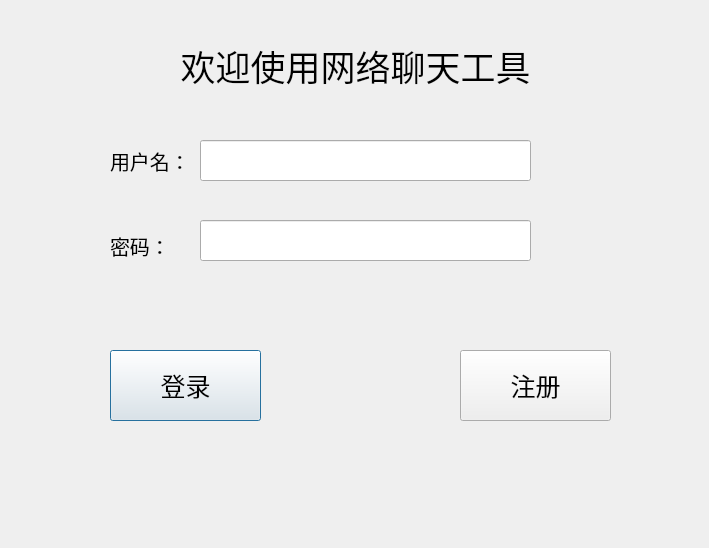
First picture: the form in second_client/client.ui, repository SSStea/Computer-Network-Course-Design, before the edit.
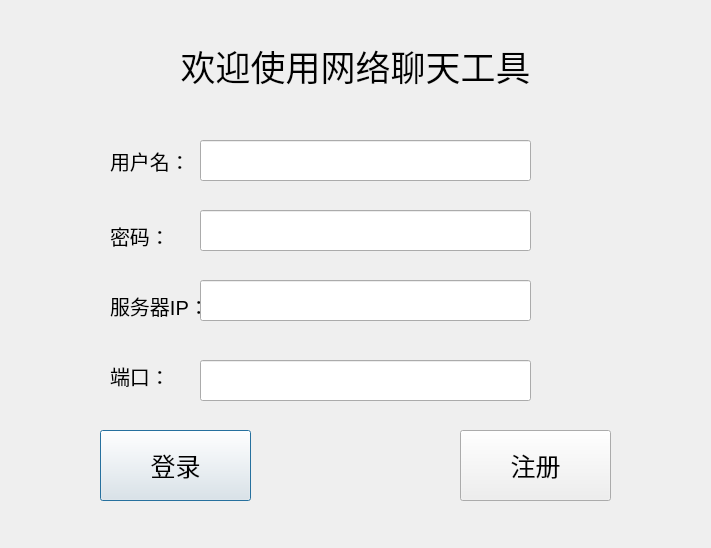
Second picture: the form after the edit.

Commit message: 第二部分：获取本机IP；用户聊天（client发送至server，server根据client发送的json中提取目标用户进行转发）；client、server用户列表实时刷新；类微信模式实现

What changed in the file:
```diff
--- a/second_client/client.ui
+++ b/second_client/client.ui
@@ -6,7 +6,7 @@
    <rect>
     <x>0</x>
     <y>0</y>
-    <width>709</width>
+    <width>711</width>
     <height>548</height>
    </rect>
   </property>
@@ -26,8 +26,8 @@
     <widget class="QPushButton" name="loginButton">
      <property name="geometry">
       <rect>
-       <x>120</x>
-       <y>350</y>
+       <x>110</x>
+       <y>430</y>
        <width>151</width>
        <height>71</height>
       </rect>
@@ -45,7 +45,7 @@
      <property name="geometry">
       <rect>
        <x>470</x>
-       <y>350</y>
+       <y>430</y>
        <width>151</width>
        <height>71</height>
       </rect>
@@ -102,7 +102,7 @@
      <property name="geometry">
       <rect>
        <x>120</x>
-       <y>220</y>
+       <y>210</y>
        <width>91</width>
        <height>51</height>
       </rect>
@@ -130,7 +130,63 @@
      <property name="geometry">
       <rect>
        <x>210</x>
-       <y>220</y>
+       <y>210</y>
+       <width>331</width>
+       <height>41</height>
+      </rect>
+     </property>
+    </widget>
+    <widget class="QLabel" name="serverIP">
+     <property name="geometry">
+      <rect>
+       <x>120</x>
+       <y>280</y>
+       <width>91</width>
+       <height>51</height>
+      </rect>
+     </property>
+     <property name="font">
+      <font>
+       <pointsize>15</pointsize>
+      </font>
+     </property>
+     <property name="text">
+      <string>服务器IP：</string>
+     </property>
+    </widget>
+    <widget class="QLabel" name="serverPort">
+     <property name="geometry">
+      <rect>
+       <x>120</x>
+       <y>350</y>
+       <width>91</width>
+       <height>51</height>
+      </rect>
+     </property>
+     <property name="font">
+      <font>
+       <pointsize>15</pointsize>
+      </font>
+     </property>
+     <property name="text">
+      <string>端口：</string>
+     </property>
+    </widget>
+    <widget class="QLineEdit" name="serverIPEdit">
+     <property name="geometry">
+      <rect>
+       <x>210</x>
+       <y>280</y>
+       <width>331</width>
+       <height>41</height>
+      </rect>
+     </property>
+    </widget>
+    <widget class="QLineEdit" name="serverPortEdit">
+     <property name="geometry">
+      <rect>
+       <x>210</x>
+       <y>360</y>
        <width>331</width>
        <height>41</height>
       </rect>
```
Left out of the diff: 111 changed lines with no effect on the pictures. The commit also changes 3 other files.
